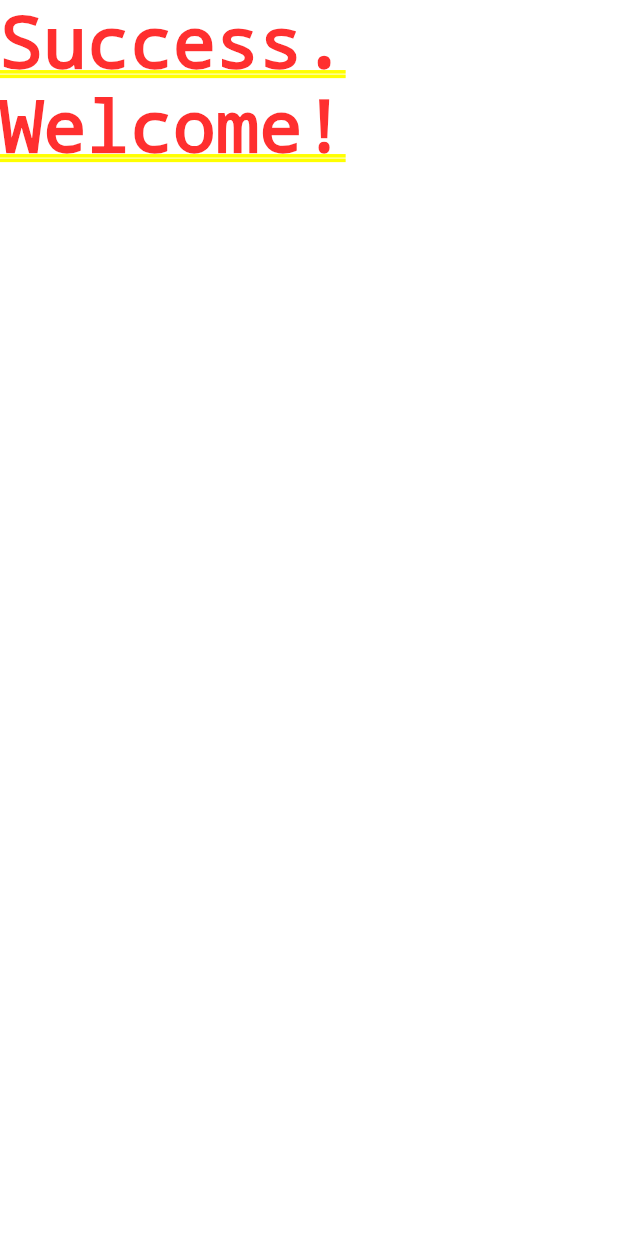
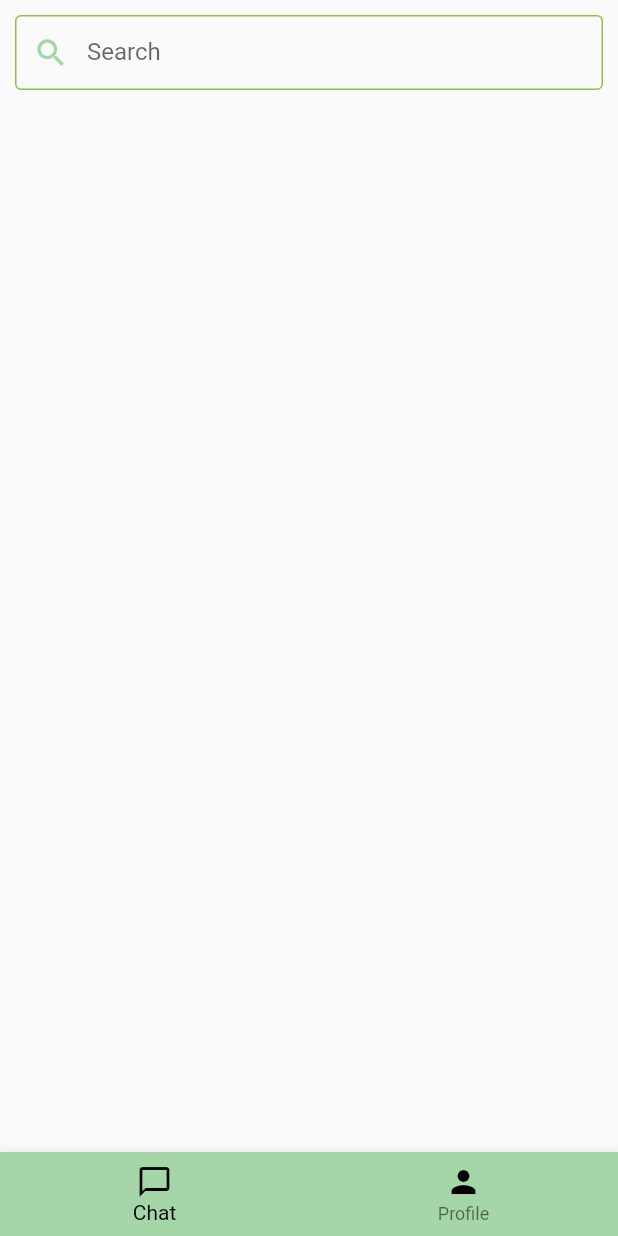
Before and after one commit to myjimm/chatapp_montejo, a Flutter app: the screen it shows after launch, after a tap on "Sign In", on a phone screen of 412 x 824 dp. Run offline on Flutter 3.47's test engine with Material 2 defaults, Android fonts, the phone set to English and light mode, and no system bars; our stand-ins replace email_validator.

Commit message:
modified chat, forgotpass, profile, signin, and signup pages; added landing and message pages

```diff
--- a/chatapp_montejo/lib/chat.dart
+++ b/chatapp_montejo/lib/chat.dart
@@ -8,10 +8,51 @@ class ChatPage extends StatefulWidget {
 }
 
 class _ChatPageState extends State<ChatPage> {
+
+  Widget _buildSearch() {
+    return Container(
+      width: MediaQuery.of(context).size.width,
+      padding: EdgeInsets.all(10),
+      child: SizedBox(
+        height: 50,
+        child: TextFormField(
+          keyboardType: TextInputType.text,
+          decoration: InputDecoration(
+            prefixIcon: Icon(
+              Icons.search,
+              color: Colors.green[200],
+            ),
+            labelText: 'Search',
+            enabledBorder: OutlineInputBorder(
+              borderSide: BorderSide(color: Colors.lightGreen)
+            ),
+            focusedBorder: OutlineInputBorder(
+              borderSide: BorderSide(color: Colors.black)
+            ),
+            focusedErrorBorder: OutlineInputBorder(
+              borderSide: BorderSide(color: Colors.black)
+            ),
+            errorBorder: OutlineInputBorder(
+              borderSide: BorderSide(color: Colors.red)
+            )
+          ),
+        )
+      ),
+    );
+  }
+
   @override
   Widget build(BuildContext context) {
-    return Container(
-      child: Text("Success. Welcome!")
+    return Scaffold(
+      body: SafeArea(
+        child: Container(
+          child: Column(
+            children: [
+              _buildSearch(),
+            ],
+          )
+        )
+      )
     );
   }
 }
--- a/chatapp_montejo/lib/forgotpass.dart
+++ b/chatapp_montejo/lib/forgotpass.dart
@@ -27,11 +27,11 @@ class _ForgotPasswordPageState extends State<ForgotPasswordPage> {
           decoration: InputDecoration(
             prefixIcon: Icon(
               Icons.email,
-              color: Colors.grey[400],
+              color: Colors.green[200],
             ),
             labelText: 'E-mail Address',
             enabledBorder: OutlineInputBorder(
-              borderSide: BorderSide(color: Colors.grey)
+              borderSide: BorderSide(color: Colors.lightGreen)
             ),
             focusedBorder: OutlineInputBorder(
               borderSide: BorderSide(color: Colors.black)
@@ -78,7 +78,7 @@ class _ForgotPasswordPageState extends State<ForgotPasswordPage> {
             color: Colors.white
           )
         ),
-        backgroundColor: Colors.grey,
+        backgroundColor: Colors.green[200],
         leading: IconButton(
           icon: new Icon(
             Icons.arrow_back,
--- /dev/null
+++ b/chatapp_montejo/lib/landing.dart
@@ -0,0 +1,48 @@
+import 'package:chatapp_montejo/profile.dart';
+import 'package:flutter/material.dart';
+import 'profile.dart';
+import 'chat.dart';
+
+class LandingPage extends StatefulWidget {
+  const LandingPage({ Key? key }) : super(key: key);
+
+  @override
+  _LandingPageState createState() => _LandingPageState();
+}
+
+class _LandingPageState extends State<LandingPage> {
+  int _currentIndex = 0;
+  final List<Widget> _children = [
+    ChatPage(),
+    ProfilePage()
+  ];
+
+  @override
+  Widget build(BuildContext context) {
+    return Scaffold(
+      body: _children[_currentIndex],
+      bottomNavigationBar: BottomNavigationBar(
+        backgroundColor: Colors.green[200],
+        onTap: onTabTapped,
+        currentIndex: _currentIndex,
+        items: [
+          BottomNavigationBarItem(
+            icon: new Icon(Icons.chat_bubble_outline, color: Colors.black),
+            label: "Chat",
+          ),
+          BottomNavigationBarItem(
+            icon: Icon(Icons.person, color: Colors.black),
+            label: "Profile"
+          )
+        ],
+        fixedColor: Colors.black,
+      ),
+    );
+  }
+
+  void onTabTapped(int index) {
+   setState(() {
+     _currentIndex = index;
+   });
+ }
+}
--- a/chatapp_montejo/lib/signin.dart
+++ b/chatapp_montejo/lib/signin.dart
@@ -1,7 +1,7 @@
 import 'package:flutter/material.dart';
 import 'package:email_validator/email_validator.dart';
 import 'forgotpass.dart';
-import 'chat.dart';
+import 'landing.dart';
 import 'signup.dart';
 
 class LoginPage extends StatefulWidget {
@@ -41,11 +41,11 @@ class _LoginPageState extends State<LoginPage> {
           decoration: InputDecoration(
             prefixIcon: Icon(
               Icons.email,
-              color: Colors.grey[400],
+              color: Colors.green[200],
             ),
             labelText: 'E-mail Address',
             enabledBorder: OutlineInputBorder(
-              borderSide: BorderSide(color: Colors.grey)
+              borderSide: BorderSide(color: Colors.lightGreen)
             ),
             focusedBorder: OutlineInputBorder(
               borderSide: BorderSide(color: Colors.black)
@@ -86,11 +86,11 @@ class _LoginPageState extends State<LoginPage> {
           decoration: InputDecoration(
             prefixIcon: Icon(
               Icons.lock,
-              color: Colors.grey[400],
+              color: Colors.green[200],
             ),
             labelText: 'Password',
             enabledBorder: OutlineInputBorder(
-              borderSide: BorderSide(color: Colors.grey)
+              borderSide: BorderSide(color: Colors.lightGreen)
             ),
             focusedBorder: OutlineInputBorder(
               borderSide: BorderSide(color: Colors.black)
@@ -112,7 +112,7 @@ class _LoginPageState extends State<LoginPage> {
                   }
                 });
               },
-              icon: Icon(pwIcon)
+              icon: Icon(pwIcon, color: Colors.green[200])
             )
           ),
         )
@@ -143,7 +143,7 @@ class _LoginPageState extends State<LoginPage> {
           style: TextStyle(color: Colors.white)
         ),
         onPressed: () {
-          Navigator.push(context, MaterialPageRoute(builder: (context) => ChatPage()));
+          Navigator.push(context, MaterialPageRoute(builder: (context) => LandingPage()));
         },
         style: ElevatedButton.styleFrom(
           primary: Colors.green,
@@ -170,7 +170,7 @@ class _LoginPageState extends State<LoginPage> {
           shape: const RoundedRectangleBorder(
             borderRadius: BorderRadius.all(Radius.circular(2)),
           ),
-          padding: EdgeInsets.symmetric(horizontal: 130)
+          padding: EdgeInsets.symmetric(horizontal: 134)
         ),
       ),
     );
```
Also changed, not shown: chatapp_montejo/lib/profile.dart (+69 -6 lines), chatapp_montejo/lib/signup.dart (+20 -20 lines), chatapp_montejo/lib/message.dart (added).
